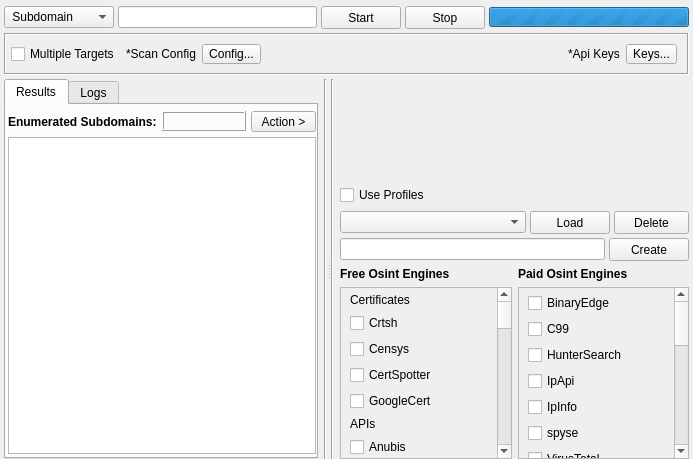
Before: the Qt Designer form gui/src/engines/osint/Osint.ui in 3nock/OTE, drawn with Qt 5.
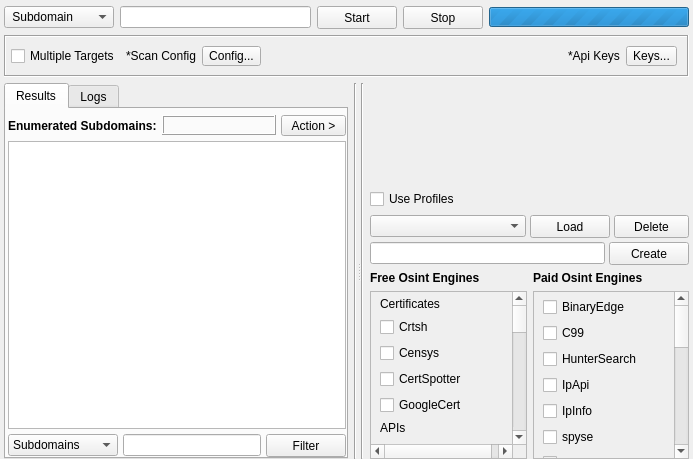
After: the same form once the commit is applied. Custom widgets are drawn as their Qt base class.

Diff of the .ui file:
```diff
--- a/gui/src/engines/osint/Osint.ui
+++ b/gui/src/engines/osint/Osint.ui
@@ -17,9 +17,6 @@
    <string notr="true"/>
   </property>
   <layout class="QVBoxLayout" name="verticalLayout_3">
-   <property name="spacing">
-    <number>4</number>
-   </property>
    <property name="leftMargin">
     <number>4</number>
    </property>
@@ -320,7 +317,7 @@
             <number>0</number>
            </property>
            <property name="bottomMargin">
-            <number>3</number>
+            <number>0</number>
            </property>
            <item>
             <layout class="QHBoxLayout" name="horizontalLayout_5">
@@ -508,6 +505,46 @@
              </attribute>
             </widget>
            </item>
+           <item>
+            <layout class="QHBoxLayout" name="horizontalLayout_7">
+             <item>
+              <widget class="QComboBox" name="comboBoxFilter">
+               <property name="minimumSize">
+                <size>
+                 <width>110</width>
+                 <height>0</height>
+                </size>
+               </property>
+               <item>
+                <property name="text">
+                 <string>Subdomains</string>
+                </property>
+               </item>
+               <item>
+                <property name="text">
+                 <string>Ip</string>
+                </property>
+               </item>
+              </widget>
+             </item>
+             <item>
+              <widget class="QLineEdit" name="lineEditFilter"/>
+             </item>
+             <item>
+              <widget class="QPushButton" name="buttonFilter">
+               <property name="minimumSize">
+                <size>
+                 <width>75</width>
+                 <height>23</height>
+                </size>
+               </property>
+               <property name="text">
+                <string>Filter</string>
+               </property>
+              </widget>
+             </item>
+            </layout>
+           </item>
           </layout>
          </widget>
          <widget class="QWidget" name="tabLogs">
```
